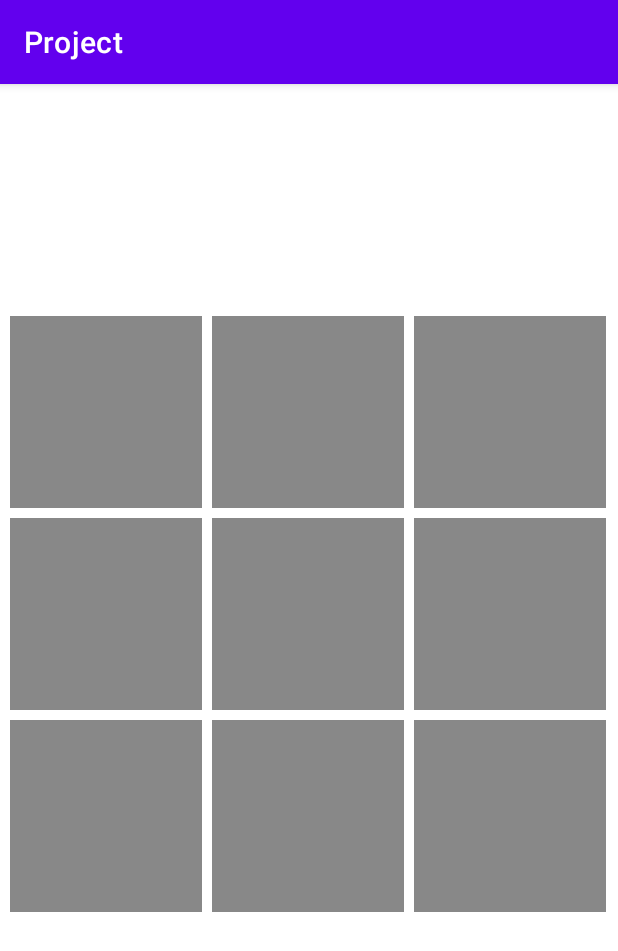
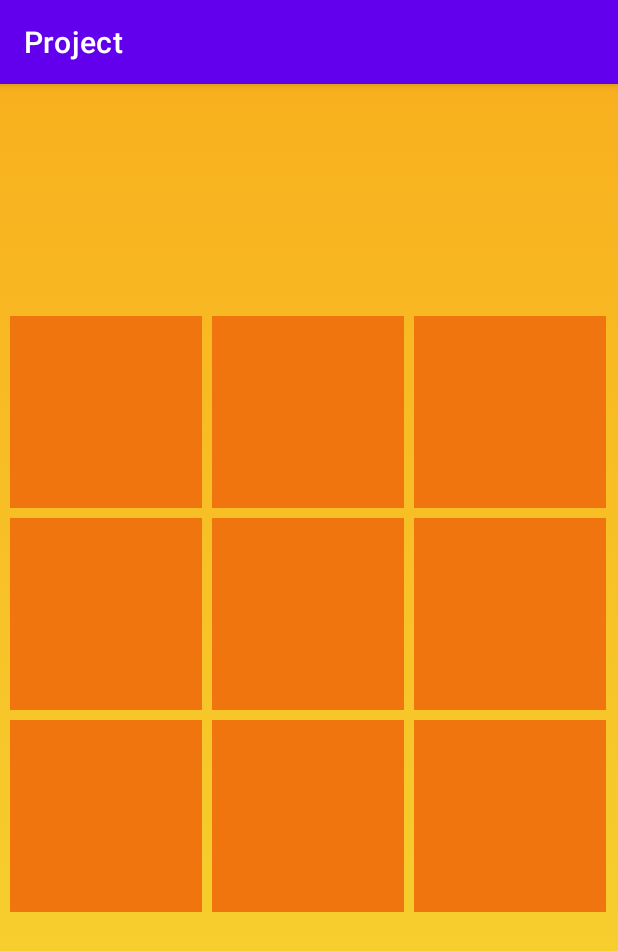
Before and after one commit to AndoniainaNantenaina/TicTacToe_Android, an Android app: the MainActivity screen opened directly, with no data from a screen before it, on a phone screen of 412 x 824 dp. Shown: the top 951 px of the screen. Run offline under Robolectric (Android 15) with nearby library versions, the phone set to English and light mode, and no system bars.

Commit message:
UI main activity

```diff
--- a/app/src/main/java/com/example/project/DrawView/DrawView.java
+++ b/app/src/main/java/com/example/project/DrawView/DrawView.java
@@ -92,7 +92,8 @@
     protected void onDraw(Canvas canvas) {
         super.onDraw(canvas);
 
-        paint.setColor(Color.GRAY);
+       // paint.setColor(Color.rgb(204, 172, 0));
+        paint.setColor(Color.rgb(240, 117, 15 ));
         obj.setColor(Color.GREEN);
 
 
@@ -119,9 +120,7 @@
         System.out.println("CasePixel: " + casePixel);
         System.out.println("Screen Width: " + screenWidth);
         for (int i=0;i<(boardsize*boardsize);i++){
-
             while (x< boardsize){
-
                 for (int y=0; y < boardsize; y++){
 
                     //  Draw Case
@@ -145,7 +144,8 @@
                     }
                     //paint.setStyle(Paint.Style.STROKE);
                     // paint.setStrokeWidth(20);
-                    paint.setColor(Color.GRAY);
+                    // paint.setColor(Color.rgb(204, 172, 0));
+                    paint.setColor(Color.rgb(240, 117, 15 ));
                     left = left + casePixel;
                     right = right + casePixel;
                 }
--- a/app/src/main/java/com/example/project/MainActivity.java
+++ b/app/src/main/java/com/example/project/MainActivity.java
@@ -27,17 +27,8 @@
         drawingView.setCASE_NUMBER(caseNumber);
         drawingView.setScreenWidth(screenWidth);
 
-        /*ConstraintLayout cl= (ConstraintLayout) findViewById(R.id.launchGame);
-        switch (caseNumber){
-            case 3:
-                cl.setBackgroundResource(R.drawable.paint);
-                break;
-            case 4:
-                cl.setBackgroundResource(R.drawable.sary);
-                break;
-            default:
-                cl.setBackgroundColor(Color.RED);
-        }*/
+       /* ConstraintLayout cl= (ConstraintLayout) findViewById(R.id.launchGame);
+        cl.setBackgroundColor(Color.rgb(152, 142, 117));*/
 
     }
 }
--- /dev/null
+++ b/app/src/main/res/drawable/gradient_background.xml
@@ -0,0 +1,12 @@
+<?xml version="1.0" encoding="utf-8"?>
+<selector xmlns:android="http://schemas.android.com/apk/res/android">
+    <item>
+        <shape>
+            <gradient
+                android:angle="90"
+                android:startColor="#F5D833"
+                android:endColor="#F9B01E"
+                android:type="linear"/>
+        </shape>
+    </item>
+</selector>
--- a/app/src/main/res/layout/activity_main.xml
+++ b/app/src/main/res/layout/activity_main.xml
@@ -5,6 +5,7 @@
     android:id="@+id/launchGame"
     android:layout_width="match_parent"
     android:layout_height="match_parent"
+    android:background="@drawable/gradient_background"
     tools:context=".MainActivity">
 
     <LinearLayout
```
